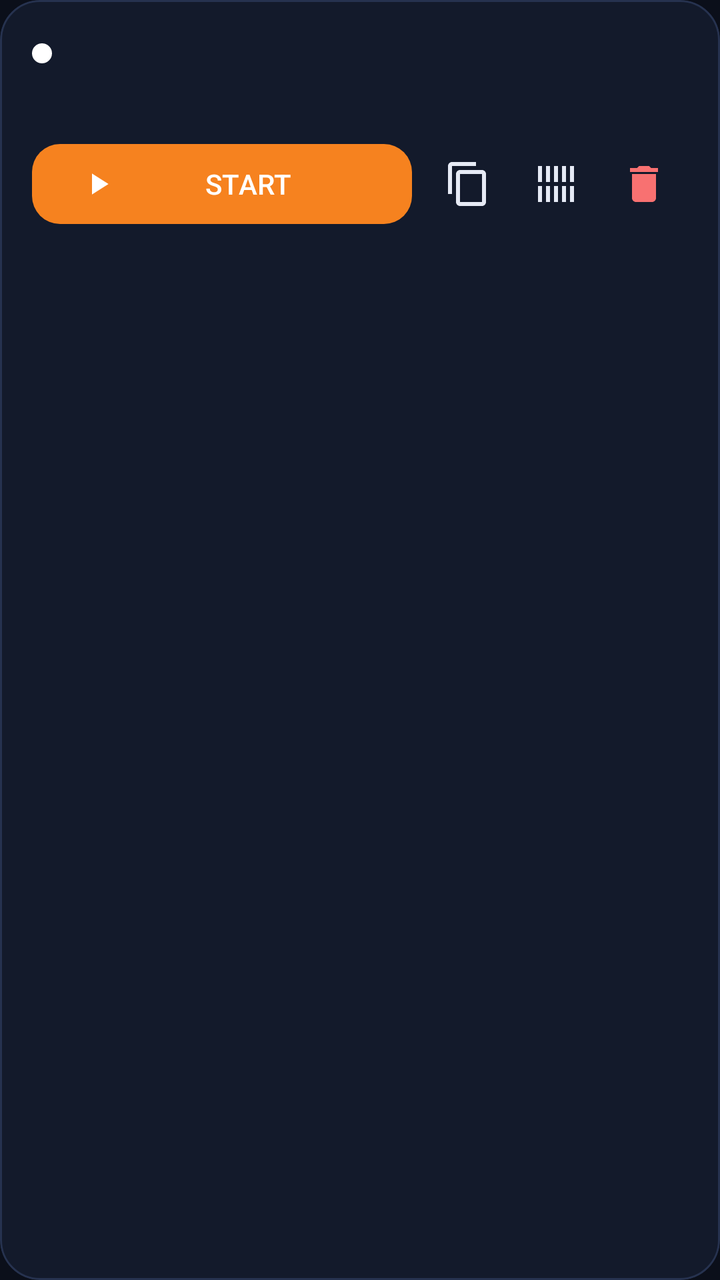
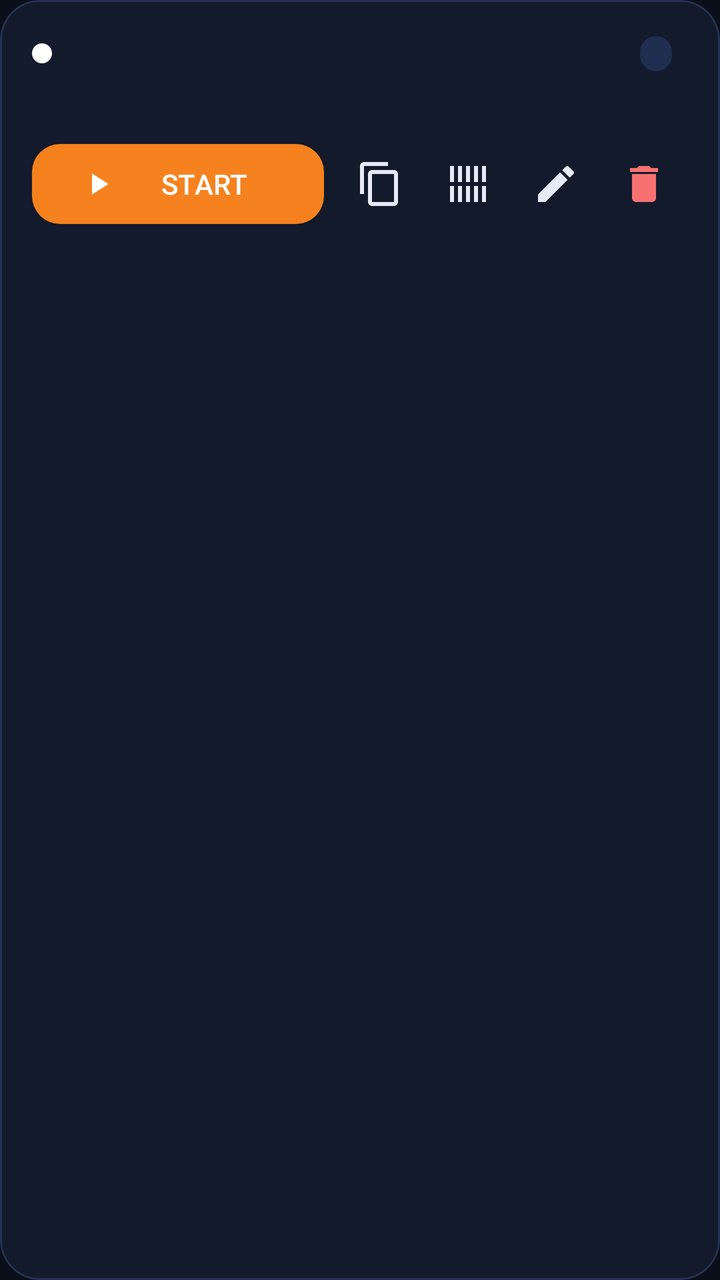

Screens rendered from an Android XML layout before and after an edit, with the pre-edit source and the edit as a unified diff.
<!-- AndroidManifest.xml: application theme Theme.CloudflareTunnel -->
<!-- res/layout/item_tunnel.xml -->
<?xml version="1.0" encoding="utf-8"?>
<com.google.android.material.card.MaterialCardView xmlns:android="http://schemas.android.com/apk/res/android"
    xmlns:app="http://schemas.android.com/apk/res-auto"
    android:id="@+id/cardTunnel"
    style="@style/Widget.CloudflareTunnel.Card"
    android:layout_width="match_parent"
    android:layout_height="wrap_content"
    android:layout_marginBottom="10dp"
    android:clickable="true"
    android:focusable="true">

    <LinearLayout
        android:layout_width="match_parent"
        android:layout_height="wrap_content"
        android:orientation="vertical"
        android:padding="16dp">

        <LinearLayout
            android:layout_width="match_parent"
            android:layout_height="wrap_content"
            android:gravity="center_vertical"
            android:orientation="horizontal">

            <View
                android:id="@+id/tunnelStatusIndicator"
                android:layout_width="10dp"
                android:layout_height="10dp"
                android:background="@drawable/bg_status_dot" />

            <TextView
                android:id="@+id/tvTunnelName"
                android:layout_width="0dp"
                android:layout_height="wrap_content"
                android:layout_marginStart="10dp"
                android:layout_weight="1"
                android:ellipsize="end"
                android:maxLines="1"
                android:textColor="@color/colorText"
                android:textSize="16sp"
                android:textStyle="bold" />

            <TextView
                android:id="@+id/tvTunnelStatus"
                android:layout_width="wrap_content"
                android:layout_height="wrap_content"
                android:textSize="11sp"
                android:textStyle="bold" />
        </LinearLayout>

        <TextView
            android:id="@+id/tvTunnelConfig"
            android:layout_width="wrap_content"
            android:layout_height="wrap_content"
            android:layout_marginStart="20dp"
            android:layout_marginTop="2dp"
            android:fontFamily="monospace"
            android:textColor="@color/colorTextSecondary"
            android:textSize="12sp" />

        <TextView
            android:id="@+id/tvTunnelUrl"
            android:layout_width="match_parent"
            android:layout_height="wrap_content"
            android:layout_marginTop="12dp"
            android:background="@drawable/bg_url_chip"
            android:fontFamily="monospace"
            android:padding="12dp"
            android:textColor="@color/colorAccent"
            android:textIsSelectable="true"
            android:textSize="13sp"
            android:visibility="gone" />

        <LinearLayout
            android:layout_width="match_parent"
            android:layout_height="wrap_content"
            android:layout_marginTop="12dp"
            android:gravity="center_vertical"
            android:orientation="horizontal">

            <com.google.android.material.button.MaterialButton
                android:id="@+id/btnTunnelToggle"
                android:layout_width="0dp"
                android:layout_height="wrap_content"
                android:layout_weight="1"
                android:text="START"
                app:cornerRadius="14dp"
                app:icon="@drawable/ic_play" />

            <ImageButton
                android:id="@+id/btnCopyTunnelUrl"
                android:layout_width="44dp"
                android:layout_height="44dp"
                android:layout_marginStart="6dp"
                android:background="?attr/selectableItemBackgroundBorderless"
                android:contentDescription="Copy URL"
                android:src="@drawable/ic_copy"
                app:tint="@color/colorText" />

            <ImageButton
                android:id="@+id/btnTunnelQr"
                android:layout_width="44dp"
                android:layout_height="44dp"
                android:background="?attr/selectableItemBackgroundBorderless"
                android:contentDescription="QR code"
                android:src="@drawable/ic_qr"
                app:tint="@color/colorText" />

            <ImageButton
                android:id="@+id/btnDeleteTunnel"
                android:layout_width="44dp"
                android:layout_height="44dp"
                android:background="?attr/selectableItemBackgroundBorderless"
                android:contentDescription="Delete"
                android:src="@drawable/ic_delete"
                app:tint="@color/colorStopped" />
        </LinearLayout>
    </LinearLayout>
</com.google.android.material.card.MaterialCardView>
<!-- resources referenced by this layout -->
<resources>
  <color name="colorAccent">#38BDF8</color>
  <color name="colorStopped">#F87171</color>
  <color name="colorText">#E6EAF5</color>
  <color name="colorTextSecondary">#8C98B5</color>
  <!-- drawable bg_status_dot (drawable) -->
  <?xml version="1.0" encoding="utf-8"?>
  <shape xmlns:android="http://schemas.android.com/apk/res/android" android:shape="oval">
      <solid android:color="@color/white" />
  </shape>
  <!-- drawable bg_url_chip (drawable) -->
  <?xml version="1.0" encoding="utf-8"?>
  <shape xmlns:android="http://schemas.android.com/apk/res/android" android:shape="rectangle">
      <solid android:color="#1F2E4F" />
      <corners android:radius="12dp" />
  </shape>
  <!-- drawable ic_copy (drawable) -->
  <?xml version="1.0" encoding="utf-8"?>
  <vector xmlns:android="http://schemas.android.com/apk/res/android"
      android:width="24dp" android:height="24dp"
      android:viewportWidth="24" android:viewportHeight="24"
      android:tint="?attr/colorControlNormal">
      <path android:fillColor="@android:color/white" android:pathData="M16,1H4C2.9,1 2,1.9 2,3v14h2V3h12V1zM19,5H8C6.9,5 6,5.9 6,7v14c0,1.1 0.9,2 2,2h11c1.1,0 2,-0.9 2,-2V7C21,5.9 20.1,5 19,5zM19,21H8V7h11V21z" />
  </vector>
  <!-- drawable ic_delete (drawable) -->
  <?xml version="1.0" encoding="utf-8"?>
  <vector xmlns:android="http://schemas.android.com/apk/res/android"
      android:width="24dp" android:height="24dp"
      android:viewportWidth="24" android:viewportHeight="24"
      android:tint="?attr/colorControlNormal">
      <path android:fillColor="@android:color/white" android:pathData="M6,19c0,1.1 0.9,2 2,2h8c1.1,0 2,-0.9 2,-2V7H6v12zM19,4h-3.5l-1,-1h-5l-1,1H5v2h14V4z" />
  </vector>
  <!-- drawable ic_play (drawable) -->
  <?xml version="1.0" encoding="utf-8"?>
  <vector xmlns:android="http://schemas.android.com/apk/res/android"
      android:width="24dp" android:height="24dp"
      android:viewportWidth="24" android:viewportHeight="24"
      android:tint="?attr/colorControlNormal">
      <path android:fillColor="@android:color/white" android:pathData="M8,5v14l11,-7z" />
  </vector>
  <style name="Widget.CloudflareTunnel.Card" parent="Widget.Material3.CardView.Filled">
          <item name="cardBackgroundColor">@color/colorSurface</item>
          <item name="strokeColor">@color/colorStroke</item>
          <item name="strokeWidth">1dp</item>
          <item name="cardCornerRadius">20dp</item>
          <item name="cardElevation">0dp</item>
      </style>
  <color name="white">#FFFFFF</color>
  <color name="colorSurface">#131A2B</color>
  <color name="colorStroke">#26324F</color>
  <color name="colorPrimary">#F6821F</color>
  <color name="colorSurfaceVariant">#1B2540</color>
  <color name="colorBackground">#0B0F1A</color>
  <style name="ThemeOverlay.CloudflareTunnel.Dialog" parent="ThemeOverlay.Material3.MaterialAlertDialog">
          <item name="colorSurface">@color/colorSurfaceVariant</item>
          <item name="shapeAppearanceOverlay">@style/ShapeAppearance.CloudflareTunnel.Dialog</item>
      </style>
  <style name="ShapeAppearance.CloudflareTunnel.Dialog" parent="">
          <item name="cornerFamily">rounded</item>
          <item name="cornerSize">24dp</item>
      </style>
  <!-- unchanged entries left out for length: 2 -->
</resources>

<!-- the commit's change to res/layout/item_tunnel.xml (unified diff, before → after) -->
@@ -37,6 +37,20 @@
                 android:maxLines="1"
                 android:textColor="@color/colorText"
                 android:textSize="16sp"
+                android:textStyle="bold" />
+
+            <TextView
+                android:id="@+id/tvTunnelType"
+                android:layout_width="wrap_content"
+                android:layout_height="wrap_content"
+                android:layout_marginEnd="8dp"
+                android:background="@drawable/bg_url_chip"
+                android:paddingStart="8dp"
+                android:paddingTop="2dp"
+                android:paddingEnd="8dp"
+                android:paddingBottom="2dp"
+                android:textColor="@color/colorAccent"
+                android:textSize="10sp"
                 android:textStyle="bold" />
 
             <TextView
@@ -106,6 +120,15 @@
                 app:tint="@color/colorText" />
 
             <ImageButton
+                android:id="@+id/btnEditTunnel"
+                android:layout_width="44dp"
+                android:layout_height="44dp"
+                android:background="?attr/selectableItemBackgroundBorderless"
+                android:contentDescription="Edit"
+                android:src="@drawable/ic_edit"
+                app:tint="@color/colorText" />
+
+            <ImageButton
                 android:id="@+id/btnDeleteTunnel"
                 android:layout_width="44dp"
                 android:layout_height="44dp"
<!-- resource entries referenced after the edit -->
@@ -31,6 +31,13 @@
       android:tint="?attr/colorControlNormal">
       <path android:fillColor="@android:color/white" android:pathData="M6,19c0,1.1 0.9,2 2,2h8c1.1,0 2,-0.9 2,-2V7H6v12zM19,4h-3.5l-1,-1h-5l-1,1H5v2h14V4z" />
   </vector>
+  <!-- drawable ic_edit (drawable) -->
+  <vector xmlns:android="http://schemas.android.com/apk/res/android"
+      android:width="24dp" android:height="24dp"
+      android:viewportWidth="24" android:viewportHeight="24"
+      android:tint="?attr/colorControlNormal">
+      <path android:fillColor="@android:color/white" android:pathData="M3,17.25V21h3.75L17.81,9.94l-3.75,-3.75L3,17.25zM20.71,7.04c0.39,-0.39 0.39,-1.02 0,-1.41l-2.34,-2.34c-0.39,-0.39 -1.02,-0.39 -1.41,0l-1.83,1.83 3.75,3.75 1.83,-1.83z" />
+  </vector>
   <!-- drawable ic_play (drawable) -->
   <?xml version="1.0" encoding="utf-8"?>
   <vector xmlns:android="http://schemas.android.com/apk/res/android"
